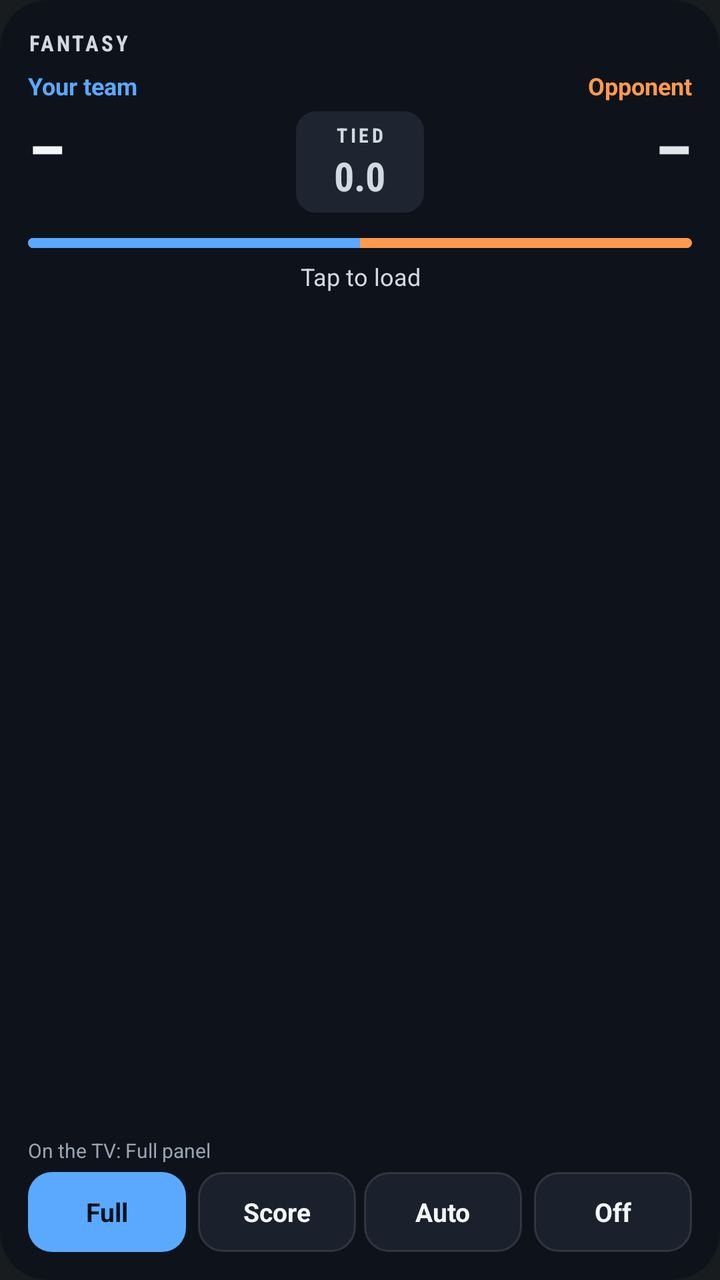
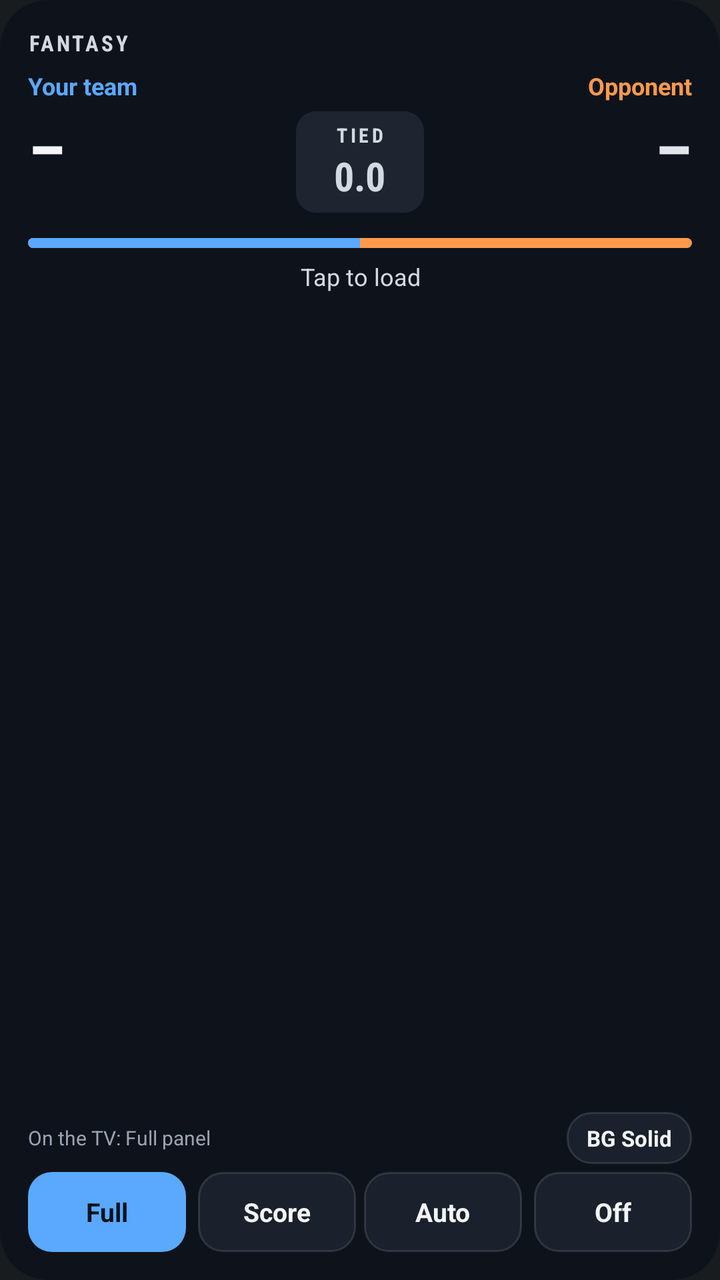

Before-and-after screenshots of an Android layout around one commit, followed by the original layout XML and the change that was made.
<!-- AndroidManifest.xml: application theme android:Theme.DeviceDefault.NoActionBar -->
<!-- res/layout/widget_score.xml -->
<?xml version="1.0" encoding="utf-8"?>
<LinearLayout xmlns:android="http://schemas.android.com/apk/res/android"
    android:id="@+id/root"
    android:layout_width="match_parent"
    android:layout_height="match_parent"
    android:background="@drawable/widget_bg"
    android:orientation="vertical"
    android:padding="14dp">

    <LinearLayout
        android:id="@+id/scoreArea"
        android:layout_width="match_parent"
        android:layout_height="0dp"
        android:layout_weight="1"
        android:orientation="vertical">

        <LinearLayout
            android:layout_width="match_parent"
            android:layout_height="wrap_content"
            android:orientation="horizontal">

            <TextView
                android:id="@+id/week"
                android:layout_width="0dp"
                android:layout_height="wrap_content"
                android:layout_weight="1"
                android:fontFamily="sans-serif-condensed"
                android:letterSpacing="0.12"
                android:text="FANTASY"
                android:textColor="#D3D9E1"
                android:textSize="11sp"
                android:textStyle="bold" />

            <TextView
                android:id="@+id/league"
                android:layout_width="wrap_content"
                android:layout_height="wrap_content"
                android:ellipsize="end"
                android:maxLines="1"
                android:text=""
                android:textColor="#9AA4B2"
                android:textSize="11sp" />
        </LinearLayout>

        <LinearLayout
            android:layout_width="match_parent"
            android:layout_height="wrap_content"
            android:layout_marginTop="6dp"
            android:orientation="horizontal">

            <TextView
                android:id="@+id/meName"
                android:layout_width="0dp"
                android:layout_height="wrap_content"
                android:layout_weight="1"
                android:ellipsize="end"
                android:maxLines="1"
                android:text="Your team"
                android:textColor="#5AA9FF"
                android:textSize="12sp"
                android:textStyle="bold" />

            <TextView
                android:id="@+id/oppName"
                android:layout_width="0dp"
                android:layout_height="wrap_content"
                android:layout_weight="1"
                android:ellipsize="end"
                android:gravity="end"
                android:maxLines="1"
                android:text="Opponent"
                android:textColor="#FF9A4D"
                android:textSize="12sp"
                android:textStyle="bold" />
        </LinearLayout>

        <LinearLayout
            android:layout_width="match_parent"
            android:layout_height="wrap_content"
            android:gravity="center_vertical"
            android:orientation="horizontal">

            <LinearLayout
                android:layout_width="0dp"
                android:layout_height="wrap_content"
                android:layout_weight="1"
                android:orientation="vertical">

                <TextView
                    android:id="@+id/meScore"
                    android:layout_width="wrap_content"
                    android:layout_height="wrap_content"
                    android:fontFamily="sans-serif-condensed"
                    android:text="–"
                    android:textColor="#F3F5F8"
                    android:textSize="34sp"
                    android:textStyle="bold" />

                <TextView
                    android:id="@+id/meProj"
                    android:layout_width="wrap_content"
                    android:layout_height="wrap_content"
                    android:text=""
                    android:textColor="#9AA4B2"
                    android:textSize="11sp" />
            </LinearLayout>

            <LinearLayout
                android:id="@+id/marginBox"
                android:layout_width="wrap_content"
                android:layout_height="wrap_content"
                android:background="@drawable/widget_margin_tied"
                android:gravity="center_horizontal"
                android:minWidth="64dp"
                android:orientation="vertical"
                android:paddingLeft="12dp"
                android:paddingTop="5dp"
                android:paddingRight="12dp"
                android:paddingBottom="5dp">

                <TextView
                    android:id="@+id/marginWord"
                    android:layout_width="wrap_content"
                    android:layout_height="wrap_content"
                    android:fontFamily="sans-serif-condensed"
                    android:letterSpacing="0.15"
                    android:text="TIED"
                    android:textColor="#D3D9E1"
                    android:textSize="10sp"
                    android:textStyle="bold" />

                <TextView
                    android:id="@+id/marginNum"
                    android:layout_width="wrap_content"
                    android:layout_height="wrap_content"
                    android:fontFamily="sans-serif-condensed"
                    android:text="0.0"
                    android:textColor="#D3D9E1"
                    android:textSize="20sp"
                    android:textStyle="bold" />
            </LinearLayout>

            <LinearLayout
                android:layout_width="0dp"
                android:layout_height="wrap_content"
                android:layout_weight="1"
                android:gravity="end"
                android:orientation="vertical">

                <TextView
                    android:id="@+id/oppScore"
                    android:layout_width="wrap_content"
                    android:layout_height="wrap_content"
                    android:fontFamily="sans-serif-condensed"
                    android:text="–"
                    android:textColor="#E2E6EB"
                    android:textSize="34sp"
                    android:textStyle="bold" />

                <TextView
                    android:id="@+id/oppProj"
                    android:layout_width="wrap_content"
                    android:layout_height="wrap_content"
                    android:text=""
                    android:textColor="#9AA4B2"
                    android:textSize="11sp" />
            </LinearLayout>
        </LinearLayout>

        <ProgressBar
            android:id="@+id/bar"
            style="?android:attr/progressBarStyleHorizontal"
            android:layout_width="match_parent"
            android:layout_height="5dp"
            android:layout_marginTop="8dp"
            android:max="100"
            android:progress="50"
            android:progressDrawable="@drawable/widget_bar" />

        <TextView
            android:id="@+id/outlook"
            android:layout_width="match_parent"
            android:layout_height="wrap_content"
            android:layout_marginTop="6dp"
            android:gravity="center_horizontal"
            android:text="Tap to load"
            android:textColor="#D3D9E1"
            android:textSize="12sp" />

        <LinearLayout
            android:layout_width="match_parent"
            android:layout_height="wrap_content"
            android:layout_marginTop="2dp"
            android:orientation="horizontal">

            <TextView
                android:id="@+id/leftA"
                android:layout_width="0dp"
                android:layout_height="wrap_content"
                android:layout_weight="1"
                android:text=""
                android:textColor="#9AA4B2"
                android:textSize="10sp" />

            <TextView
                android:id="@+id/leftB"
                android:layout_width="0dp"
                android:layout_height="wrap_content"
                android:layout_weight="1"
                android:gravity="end"
                android:text=""
                android:textColor="#9AA4B2"
                android:textSize="10sp" />
        </LinearLayout>
    </LinearLayout>

    <TextView
        android:id="@+id/status"
        android:layout_width="match_parent"
        android:layout_height="wrap_content"
        android:layout_marginTop="8dp"
        android:ellipsize="end"
        android:maxLines="1"
        android:text="On the TV: Full panel"
        android:textColor="#9AA4B2"
        android:textSize="10sp" />

    <LinearLayout
        android:layout_width="match_parent"
        android:layout_height="40dp"
        android:layout_marginTop="4dp"
        android:orientation="horizontal">

        <TextView
            android:id="@+id/modeFull"
            android:layout_width="0dp"
            android:layout_height="match_parent"
            android:layout_marginEnd="4dp"
            android:layout_weight="1"
            android:background="@drawable/widget_btn_on"
            android:gravity="center"
            android:text="Full"
            android:textColor="#04111F"
            android:textSize="13sp"
            android:textStyle="bold" />

        <TextView
            android:id="@+id/modeScore"
            android:layout_width="0dp"
            android:layout_height="match_parent"
            android:layout_marginStart="2dp"
            android:layout_marginEnd="2dp"
            android:layout_weight="1"
            android:background="@drawable/widget_btn"
            android:gravity="center"
            android:text="Score"
            android:textColor="#F3F5F8"
            android:textSize="13sp"
            android:textStyle="bold" />

        <TextView
            android:id="@+id/modeAuto"
            android:layout_width="0dp"
            android:layout_height="match_parent"
            android:layout_marginStart="2dp"
            android:layout_marginEnd="2dp"
            android:layout_weight="1"
            android:background="@drawable/widget_btn"
            android:gravity="center"
            android:text="Auto"
            android:textColor="#F3F5F8"
            android:textSize="13sp"
            android:textStyle="bold" />

        <TextView
            android:id="@+id/modeOff"
            android:layout_width="0dp"
            android:layout_height="match_parent"
            android:layout_marginStart="4dp"
            android:layout_weight="1"
            android:background="@drawable/widget_btn"
            android:gravity="center"
            android:text="Off"
            android:textColor="#F3F5F8"
            android:textSize="13sp"
            android:textStyle="bold" />
    </LinearLayout>
</LinearLayout>
<!-- resources referenced by this layout -->
<resources>
  <!-- drawable widget_bar (drawable) -->
  <?xml version="1.0" encoding="utf-8"?>
  <layer-list xmlns:android="http://schemas.android.com/apk/res/android">
      
      <item android:id="@android:id/background">
          <shape android:shape="rectangle">
              <corners android:radius="3dp" />
              <solid android:color="#FF9A4D" />
          </shape>
      </item>
      <item android:id="@android:id/progress">
          <clip>
              <shape android:shape="rectangle">
                  <corners android:radius="3dp" />
                  <solid android:color="#5AA9FF" />
              </shape>
          </clip>
      </item>
  </layer-list>
  <!-- drawable widget_bg (drawable) -->
  <?xml version="1.0" encoding="utf-8"?>
  <shape xmlns:android="http://schemas.android.com/apk/res/android" android:shape="rectangle">
      <solid android:color="#F20E131B" />
      <corners android:radius="24dp" />
  </shape>
  <!-- drawable widget_btn (drawable) -->
  <?xml version="1.0" encoding="utf-8"?>
  <shape xmlns:android="http://schemas.android.com/apk/res/android" android:shape="rectangle">
      <solid android:color="#1A212C" />
      <corners android:radius="12dp" />
      <stroke android:width="1dp" android:color="#1FFFFFFF" />
  </shape>
  <!-- drawable widget_btn_on (drawable) -->
  <?xml version="1.0" encoding="utf-8"?>
  <shape xmlns:android="http://schemas.android.com/apk/res/android" android:shape="rectangle">
      <solid android:color="#5AA9FF" />
      <corners android:radius="12dp" />
  </shape>
  <!-- drawable widget_margin_tied (drawable) -->
  <?xml version="1.0" encoding="utf-8"?>
  <shape xmlns:android="http://schemas.android.com/apk/res/android" android:shape="rectangle">
      <solid android:color="#1E2530" />
      <corners android:radius="10dp" />
  </shape>
</resources>

<!-- the commit's change to res/layout/widget_score.xml (unified diff, before → after) -->
@@ -214,16 +214,37 @@
         </LinearLayout>
     </LinearLayout>
 
-    <TextView
-        android:id="@+id/status"
+    <LinearLayout
         android:layout_width="match_parent"
         android:layout_height="wrap_content"
         android:layout_marginTop="8dp"
-        android:ellipsize="end"
-        android:maxLines="1"
-        android:text="On the TV: Full panel"
-        android:textColor="#9AA4B2"
-        android:textSize="10sp" />
+        android:gravity="center_vertical"
+        android:orientation="horizontal">
+
+        <TextView
+            android:id="@+id/status"
+            android:layout_width="0dp"
+            android:layout_height="wrap_content"
+            android:layout_weight="1"
+            android:ellipsize="end"
+            android:maxLines="1"
+            android:text="On the TV: Full panel"
+            android:textColor="#9AA4B2"
+            android:textSize="10sp" />
+
+        <TextView
+            android:id="@+id/bgBtn"
+            android:layout_width="wrap_content"
+            android:layout_height="26dp"
+            android:background="@drawable/widget_btn"
+            android:gravity="center"
+            android:paddingLeft="10dp"
+            android:paddingRight="10dp"
+            android:text="BG Solid"
+            android:textColor="#F3F5F8"
+            android:textSize="11sp"
+            android:textStyle="bold" />
+    </LinearLayout>
 
     <LinearLayout
         android:layout_width="match_parent"
